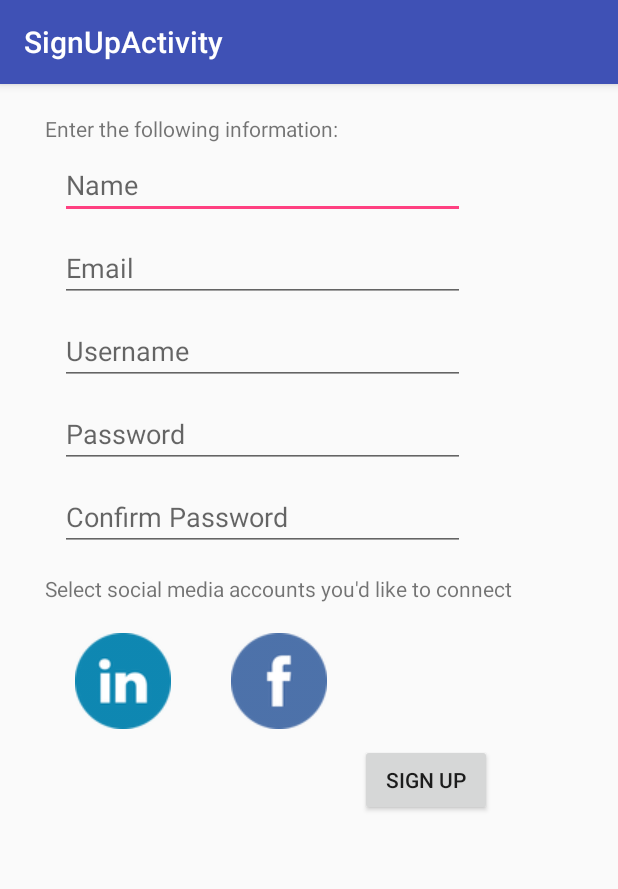
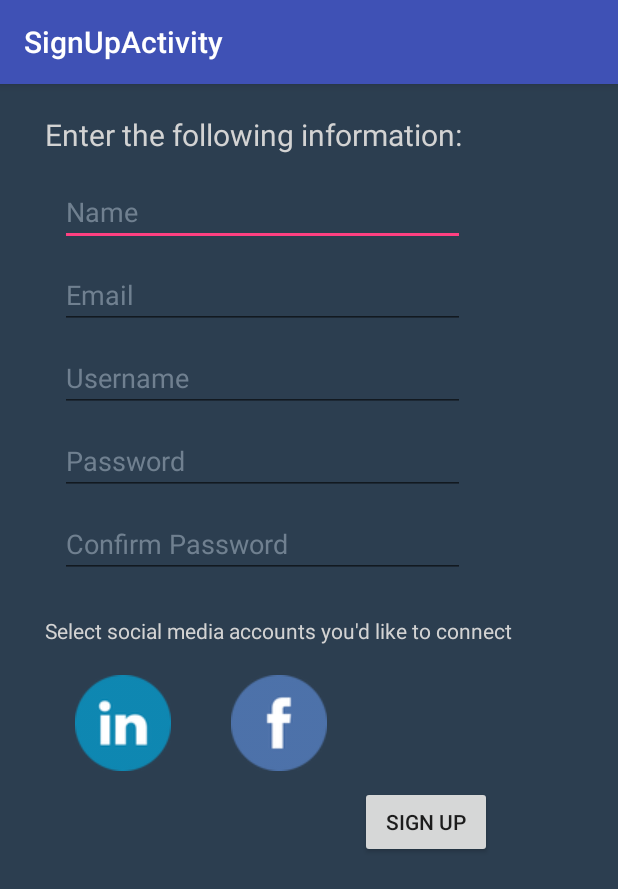
Before and after one commit to mttwng/Linc, an Android app: the SignUpActivity screen opened directly, with no data from a screen before it, on a phone screen of 412 x 824 dp. Shown: the top 889 px of the screen. Run offline under Robolectric (Android 15) with nearby library versions, the phone set to English and light mode, and no system bars.

Commit message:
added stylistic changes to onboarding screens

```diff
--- a/app/src/main/res/layout/content_sign_up.xml
+++ b/app/src/main/res/layout/content_sign_up.xml
@@ -3,6 +3,7 @@
     xmlns:tools="http://schemas.android.com/tools"
     android:layout_width="match_parent"
     android:layout_height="match_parent"
+    android:background="#2c3e50"
     tools:context=".SignUpActivity">
 
     <LinearLayout
@@ -16,13 +17,17 @@
             android:layout_width="wrap_content"
             android:layout_height="wrap_content"
             android:text="Enter the following information:"
-            android:layout_marginLeft="20dp"/>
+            android:layout_marginLeft="20dp"
+            android:textSize="20dp"
+            android:textColor="#d3d3d3"/>
 
         <EditText
             android:layout_width="wrap_content"
             android:layout_height="wrap_content"
             android:layout_marginLeft="30dp"
-            android:layout_marginTop="5dp"
+            android:layout_marginTop="15dp"
+            android:textColor="#d3d3d3"
+            android:textColorHint="#708090"
             android:hint="Name"
             android:width="270dp"
             android:cursorVisible="true"
@@ -32,9 +37,11 @@
             android:layout_width="wrap_content"
             android:layout_height="wrap_content"
             android:layout_marginLeft="30dp"
+            android:textColor="#d3d3d3"
             android:layout_marginTop="10dp"
             android:hint="Email"
             android:width="270dp"
+            android:textColorHint="#708090"
             android:cursorVisible="true"
             android:id="@+id/email_sign"/>
 
@@ -45,6 +52,8 @@
             android:layout_marginTop="10dp"
             android:hint="Username"
             android:width="270dp"
+            android:textColor="#d3d3d3"
+            android:textColorHint="#708090"
             android:cursorVisible="true"
             android:id="@+id/username_sign"/>
 
@@ -53,7 +62,9 @@
             android:layout_height="wrap_content"
             android:layout_marginLeft="30dp"
             android:width="270dp"
+            android:textColor="#d3d3d3"
             android:layout_marginTop="10dp"
+            android:textColorHint="#708090"
             android:hint="Password"
             android:inputType="textPassword"
             android:cursorVisible="true"
@@ -64,6 +75,8 @@
             android:layout_height="wrap_content"
             android:layout_marginLeft="30dp"
             android:width="270dp"
+            android:textColor="#d3d3d3"
+            android:textColorHint="#708090"
             android:layout_marginTop="10dp"
             android:hint="Confirm Password"
             android:inputType="textPassword"
@@ -75,7 +88,9 @@
             android:layout_height="wrap_content"
             android:text="Select social media accounts you'd like to connect"
             android:layout_marginLeft="20dp"
-            android:layout_marginTop="15dp"/>
+            android:textColor="#d3d3d3"
+            android:layout_marginTop="25dp"
+            android:textSize="14dp"/>
 
         <LinearLayout
             android:layout_width="wrap_content"
```
Also changed, not shown: app/src/main/res/layout/activity_login.xml (+6 -1 lines), app/src/main/res/layout/activity_new_user.xml (+12 -7 lines).
